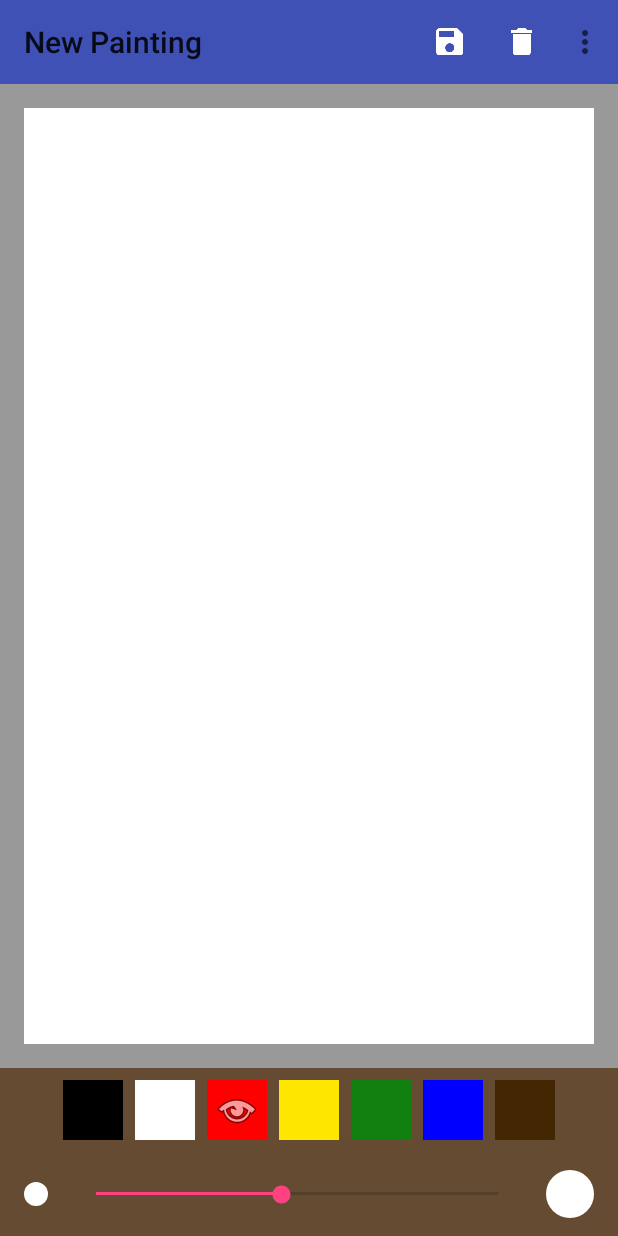
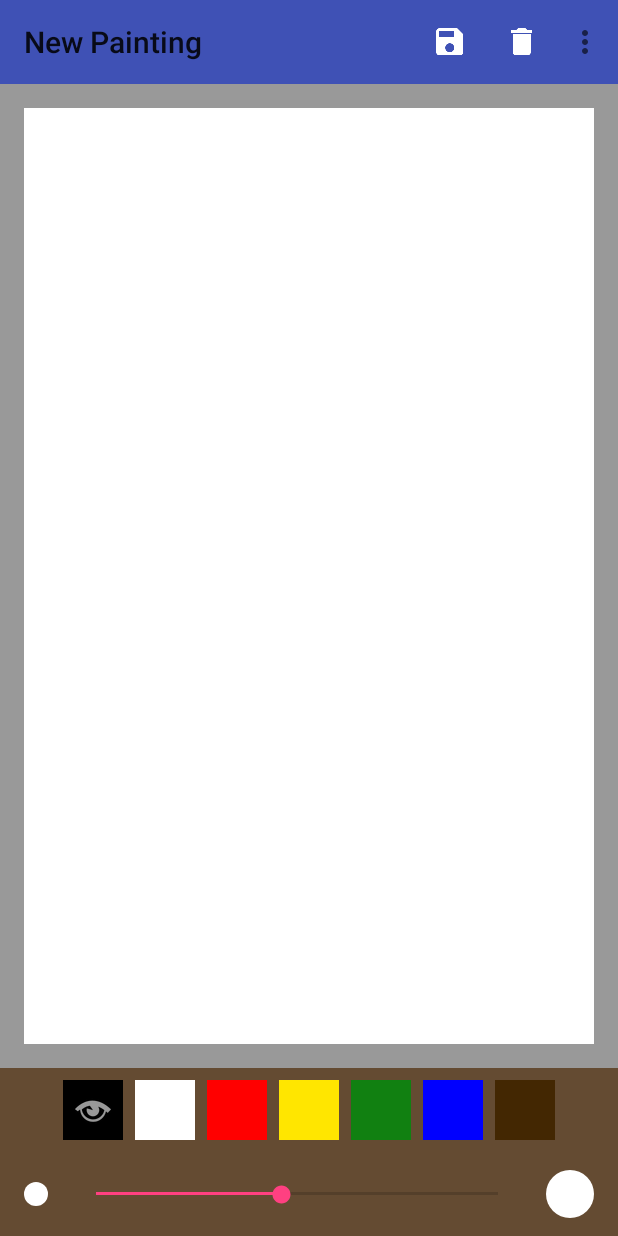
Before and after one commit to lchrislee/YYAAPP, an Android app: the screen it shows after launch (PaintActivity), in the options menu, after a tap on "Undo", on a phone screen of 412 x 824 dp. Run offline under Robolectric (Android 15) with nearby library versions, the phone set to English and light mode, and no system bars.

Commit message:
Added attributes for PaletteView. Colors listed from resource.

```diff
--- a/YYAAPP/app/src/main/java/com/lchrislee/yyaapp/presenters/PaintPresenter.java
+++ b/YYAAPP/app/src/main/java/com/lchrislee/yyaapp/presenters/PaintPresenter.java
@@ -1,6 +1,6 @@
 package com.lchrislee.yyaapp.presenters;
 
-import android.support.annotation.ColorRes;
+import android.support.annotation.ColorInt;
 import android.support.annotation.NonNull;
 
 import com.lchrislee.yyaapp.views.BrushSizeView;
@@ -34,7 +34,7 @@ public class PaintPresenter
 
     @Override
     public void OnColorSelected(
-        @ColorRes int color
+        @ColorInt int color
     ) {
         canvas.changePaintColor(color);
     }
--- a/YYAAPP/app/src/main/java/com/lchrislee/yyaapp/views/BrushSizeView.java
+++ b/YYAAPP/app/src/main/java/com/lchrislee/yyaapp/views/BrushSizeView.java
@@ -1,7 +1,6 @@
 package com.lchrislee.yyaapp.views;
 
 import android.content.Context;
-import android.content.res.Resources;
 import android.content.res.TypedArray;
 import android.support.annotation.Dimension;
 import android.support.annotation.Nullable;
@@ -9,12 +8,12 @@ import android.util.AttributeSet;
 import android.util.TypedValue;
 import android.view.LayoutInflater;
 import android.view.View;
-import android.widget.LinearLayout;
+import android.widget.FrameLayout;
 import android.widget.SeekBar;
 
 import com.lchrislee.yyaapp.R;
 
-public class BrushSizeView extends LinearLayout implements SeekBar.OnSeekBarChangeListener
+public class BrushSizeView extends FrameLayout implements SeekBar.OnSeekBarChangeListener
 {
 
     public interface StrokeSizeChange
@@ -56,11 +55,8 @@ public class BrushSizeView extends LinearLayout implements SeekBar.OnSeekBarChan
         final SeekBar brushSize = internalView.findViewById(R.id.view_stroke_seek);
         brushSize.setOnSeekBarChangeListener(this);
 
-        final Context context = getContext();
-        final Resources resources = context.getResources();
-
         // 0 designates no default style listed in theme but use the default style.
-        TypedArray viewAttributes = context.getTheme().obtainStyledAttributes(
+        final TypedArray viewAttributes = getContext().getTheme().obtainStyledAttributes(
             attrs,
             R.styleable.BrushSizeView,
             0,
@@ -69,20 +65,22 @@ public class BrushSizeView extends LinearLayout implements SeekBar.OnSeekBarChan
 
         final int stepCount = viewAttributes.getInt(
             R.styleable.BrushSizeView_step_count,
-            resources.getInteger(R.integer.stroke_seek_step_count_default)
+            getResources().getInteger(R.integer.stroke_seek_step_count_default)
         );
         brushSize.setMax(stepCount);
 
         stepMultiplier = viewAttributes.getInt(
             R.styleable.BrushSizeView_step_multiplier,
-            resources.getInteger(R.integer.stroke_seek_step_multiplier_default)
+            getResources().getInteger(R.integer.stroke_seek_step_multiplier_default)
         );
 
         final int stepProgress = viewAttributes.getInt(
             R.styleable.BrushSizeView_step_progress,
-            resources.getInteger(R.integer.stroke_seek_progress_default)
+            getResources().getInteger(R.integer.stroke_seek_progress_default)
         );
         brushSize.setProgress(stepProgress);
+
+        viewAttributes.recycle();
     }
 
     @Override
--- a/YYAAPP/app/src/main/java/com/lchrislee/yyaapp/views/PaletteView.java
+++ b/YYAAPP/app/src/main/java/com/lchrislee/yyaapp/views/PaletteView.java
@@ -1,13 +1,14 @@
 package com.lchrislee.yyaapp.views;
 
 import android.content.Context;
-import android.support.annotation.ColorRes;
+import android.content.res.TypedArray;
+import android.support.annotation.ColorInt;
 import android.support.annotation.NonNull;
 import android.support.annotation.Nullable;
 import android.support.v7.widget.AppCompatImageButton;
 import android.util.AttributeSet;
-import android.view.LayoutInflater;
 import android.view.View;
+import android.view.ViewGroup;
 import android.widget.LinearLayout;
 
 import com.lchrislee.yyaapp.R;
@@ -20,14 +21,14 @@ public class PaletteView extends LinearLayout
 
     public interface ColorSelect
     {
-        void OnColorSelected (@ColorRes int color);
+        void OnColorSelected (@ColorInt int color);
     }
 
     private static final String TAG = "PaletteView";
 
     private ArrayList<AppCompatImageButton> buttons;
 
-    @ColorRes
+    @ColorInt
     private int colorSelected;
 
     private ColorSelect colorSelectListener;
@@ -53,26 +54,47 @@ public class PaletteView extends LinearLayout
     private void initialize (
         @Nullable AttributeSet attrs
     ) {
-        final LayoutInflater inflater = LayoutInflater.from(getContext());
-        final View internalView = inflater.inflate(R.layout.view_palette, this, true);
-
         buttons = new ArrayList<>();
 
-        buttons.add((AppCompatImageButton) internalView.findViewById(R.id.view_palette_black));
-        buttons.add((AppCompatImageButton) internalView.findViewById(R.id.view_palette_white));
-        buttons.add((AppCompatImageButton) internalView.findViewById(R.id.view_palette_red));
-        buttons.add((AppCompatImageButton) internalView.findViewById(R.id.view_palette_yellow));
-        buttons.add((AppCompatImageButton) internalView.findViewById(R.id.view_palette_green));
-        buttons.add((AppCompatImageButton) internalView.findViewById(R.id.view_palette_blue));
-        buttons.add((AppCompatImageButton) internalView.findViewById(R.id.view_palette_brown));
+        final TypedArray attributes = getContext().getTheme().obtainStyledAttributes(
+            attrs,
+            R.styleable.PaletteView,
+            0,
+            R.style.PaletteDefaultStyle
+        );
 
-        for (AppCompatImageButton button : buttons)
+        final int colorsId = attributes.getResourceId(
+            R.styleable.PaletteView_colors,
+            R.array.palette_colors_default
+        );
+
+        int size = (int) getResources().getDimension(R.dimen.x5);
+        int margin = (int) getResources().getDimension(R.dimen.x0_5);
+
+        LinearLayout.LayoutParams params = new LinearLayout.LayoutParams(
+            ViewGroup.LayoutParams.WRAP_CONTENT,
+            ViewGroup.LayoutParams.WRAP_CONTENT);
+        params.setMargins(margin, margin, margin, margin);
+        params.width = size;
+        params.height = size;
+
+        final int[] values = getResources().getIntArray(colorsId);
+
+        for (int colorId : values)
         {
-            button.setOnClickListener(this);
+            AppCompatImageButton imageButton = new AppCompatImageButton(getContext());
+            imageButton.setLayoutParams(params);
+            imageButton.setTag(colorId);
+            imageButton.setBackgroundColor(colorId);
+            imageButton.setOnClickListener(this);
+            buttons.add(imageButton);
+            addView(imageButton);
         }
 
-        colorSelected = android.R.color.black;
+        colorSelected = (Integer) buttons.get(0).getTag();
         buttons.get(0).setImageResource(android.R.drawable.ic_menu_view);
+
+        attributes.recycle();
     }
 
     public void setColorSelectListener (@NonNull ColorSelect colorSelectListener)
@@ -81,7 +103,7 @@ public class PaletteView extends LinearLayout
     }
 
     public
-    @ColorRes
+    @ColorInt
     int colorSelected ()
     {
         return colorSelected;
@@ -92,30 +114,7 @@ public class PaletteView extends LinearLayout
     {
         designateCurrentColor((AppCompatImageButton) view);
 
-        switch (view.getId())
-        {
-            case R.id.view_palette_white:
-                colorSelected = android.R.color.white;
-                break;
-            case R.id.view_palette_red:
-                colorSelected = R.color.red;
-                break;
-            case R.id.view_palette_yellow:
-                colorSelected = R.color.yellow;
-                break;
-            case R.id.view_palette_green:
-                colorSelected = R.color.green;
-                break;
-            case R.id.view_palette_blue:
-                colorSelected = R.color.blue;
-                break;
-            case R.id.view_palette_brown:
-                colorSelected = R.color.brown;
-                break;
-            default:
-                colorSelected = R.color.black;
-                break;
-        }
+        colorSelected = (int) view.getTag();
 
         if (colorSelectListener != null)
         {
--- a/YYAAPP/app/src/main/java/com/lchrislee/yyaapp/views/canvas/CanvasView.java
+++ b/YYAAPP/app/src/main/java/com/lchrislee/yyaapp/views/canvas/CanvasView.java
@@ -3,7 +3,6 @@ package com.lchrislee.yyaapp.views.canvas;
 import android.content.Context;
 import android.graphics.Canvas;
 import android.support.annotation.ColorInt;
-import android.support.annotation.ColorRes;
 import android.support.annotation.Dimension;
 import android.support.annotation.Nullable;
 import android.support.v4.content.ContextCompat;
@@ -95,7 +94,7 @@ public class CanvasView extends View
     }
 
     public void changeBrush(
-        @ColorRes int newColor,
+        @ColorInt int newColor,
         @Dimension float newSize
     ) {
         changePaintColor(newColor);
@@ -103,11 +102,9 @@ public class CanvasView extends View
     }
 
     public void changePaintColor (
-        @ColorRes int newColor
+        @ColorInt int newColor
     ) {
-        @ColorInt
-        int color = ContextCompat.getColor(getContext(), newColor);
-        internal.changePaintColor(color);
+        internal.changePaintColor(newColor);
     }
 
     public void changeStrokeSize (
--- a/YYAAPP/app/src/main/res/layout/activity_paint.xml
+++ b/YYAAPP/app/src/main/res/layout/activity_paint.xml
@@ -1,6 +1,7 @@
 <?xml version="1.0" encoding="utf-8"?>
 <LinearLayout xmlns:android="http://schemas.android.com/apk/res/android"
               xmlns:tools="http://schemas.android.com/tools"
+              xmlns:app="http://schemas.android.com/apk/res-auto"
               tools:context="com.lchrislee.yyaapp.activities.PaintActivity"
               android:orientation="vertical"
               android:background="@color/paintBackground"
@@ -21,6 +22,11 @@
 
     <com.lchrislee.yyaapp.views.PaletteView
         android:id="@+id/activity_paint_palette"
+        app:colors="@array/palette_colors"
+        android:background="@color/paletteBackground"
+        android:gravity="center"
+        android:paddingTop="@dimen/x0.5"
+        android:paddingBottom="@dimen/x0.5"
         android:layout_width="match_parent"
         android:layout_height="wrap_content"
         />
--- a/YYAAPP/app/src/main/res/layout/view_palette.xml
+++ /dev/null
@@ -1,61 +0,0 @@
-<?xml version="1.0" encoding="utf-8"?>
-<LinearLayout
-    xmlns:android="http://schemas.android.com/apk/res/android"
-    android:background="@color/paletteBackground"
-    android:orientation="horizontal"
-    android:gravity="center"
-    android:paddingTop="@dimen/x0.5"
-    android:paddingBottom="@dimen/x0.5"
-    android:layout_width="match_parent"
-    android:layout_height="wrap_content">
-
-    <android.support.v7.widget.AppCompatImageButton
-        android:id="@+id/view_palette_black"
-        android:background="@android:color/black"
-        android:layout_margin="@dimen/x0.5"
-        android:layout_width="@dimen/x5"
-        android:layout_height="@dimen/x5" />
-
-    <android.support.v7.widget.AppCompatImageButton
-        android:id="@+id/view_palette_white"
-        android:background="@android:color/white"
-        android:layout_margin="@dimen/x0.5"
-        android:layout_width="@dimen/x5"
-        android:layout_height="@dimen/x5" />
-
-    <android.support.v7.widget.AppCompatImageButton
-        android:id="@+id/view_palette_red"
-        android:background="@color/red"
-        android:layout_margin="@dimen/x0.5"
-        android:layout_width="@dimen/x5"
-        android:layout_height="@dimen/x5" />
-
-    <android.support.v7.widget.AppCompatImageButton
-        android:id="@+id/view_palette_yellow"
-        android:background="@color/yellow"
-        android:layout_margin="@dimen/x0.5"
-        android:layout_width="@dimen/x5"
-        android:layout_height="@dimen/x5" />
-
-    <android.support.v7.widget.AppCompatImageButton
-        android:id="@+id/view_palette_green"
-        android:background="@color/green"
-        android:layout_margin="@dimen/x0.5"
-        android:layout_width="@dimen/x5"
-        android:layout_height="@dimen/x5" />
-
-    <android.support.v7.widget.AppCompatImageButton
-        android:id="@+id/view_palette_blue"
-        android:background="@color/blue"
-        android:layout_margin="@dimen/x0.5"
-        android:layout_width="@dimen/x5"
-        android:layout_height="@dimen/x5" />
-
-    <android.support.v7.widget.AppCompatImageButton
-        android:id="@+id/view_palette_brown"
-        android:background="@color/brown"
-        android:layout_margin="@dimen/x0.5"
-        android:layout_width="@dimen/x5"
-        android:layout_height="@dimen/x5" />
-
-</LinearLayout>
--- /dev/null
+++ b/YYAAPP/app/src/main/res/values/arrays.xml
@@ -0,0 +1,17 @@
+<?xml version="1.0" encoding="utf-8"?>
+<resources>
+    <integer-array name="palette_colors_default">
+        <item>@color/black</item>
+        <item>@color/white</item>
+    </integer-array>
+
+    <integer-array name="palette_colors">
+        <item>@color/black</item>
+        <item>@color/white</item>
+        <item>@color/red</item>
+        <item>@color/yellow</item>
+        <item>@color/green</item>
+        <item>@color/blue</item>
+        <item>@color/brown</item>
+    </integer-array>
+</resources>
--- a/YYAAPP/app/src/main/res/values/attrs.xml
+++ b/YYAAPP/app/src/main/res/values/attrs.xml
@@ -5,4 +5,8 @@
         <attr name="step_multiplier" format="integer" />
         <attr name="step_count" format="integer" />
     </declare-styleable>
+
+    <declare-styleable name="PaletteView">
+        <attr name="colors" format="reference" />
+    </declare-styleable>
 </resources>
--- a/YYAAPP/app/src/main/res/values/integers.xml
+++ b/YYAAPP/app/src/main/res/values/integers.xml
@@ -5,4 +5,5 @@
     <integer name="stroke_seek_progress_default">6</integer>
     <integer name="stroke_seek_step_count_default">13</integer>
     <integer name="stroke_seek_step_multiplier_default">2</integer>
+
 </resources>
--- a/YYAAPP/app/src/main/res/values/styles.xml
+++ b/YYAAPP/app/src/main/res/values/styles.xml
@@ -11,4 +11,8 @@
         <item name="step_count">@integer/stroke_seek_step_count_default</item>
     </style>
 
+    <style name="PaletteDefaultStyle">
+        <item name="colors">@array/palette_colors_default</item>
+    </style>
+
 </resources>
```
